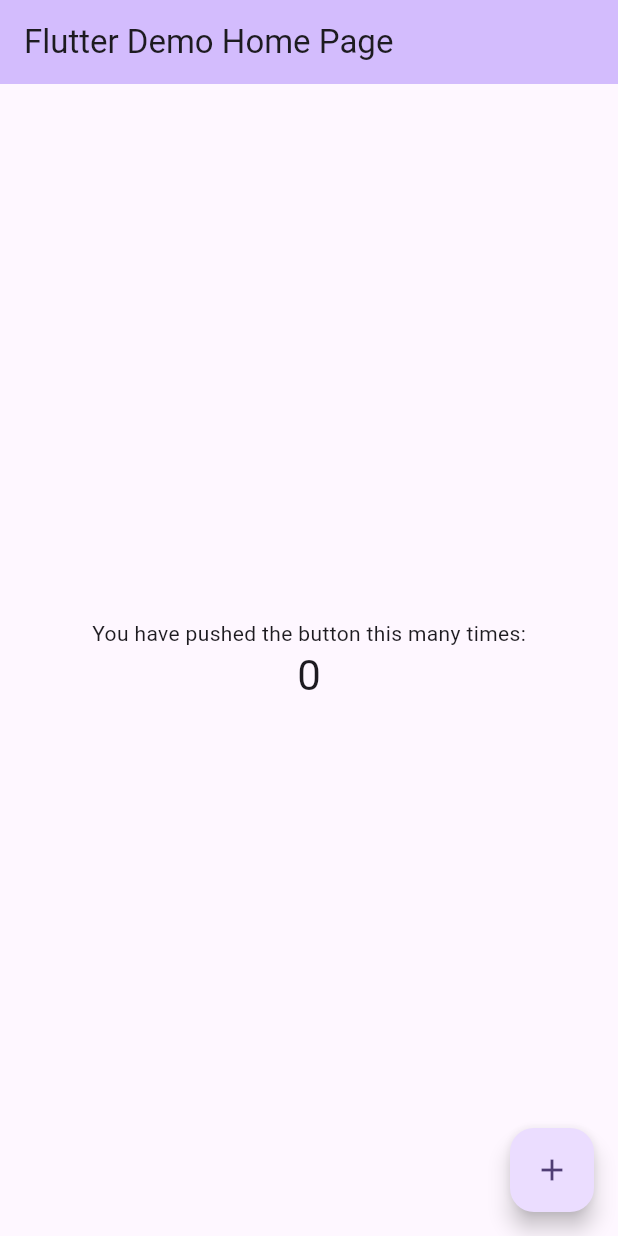
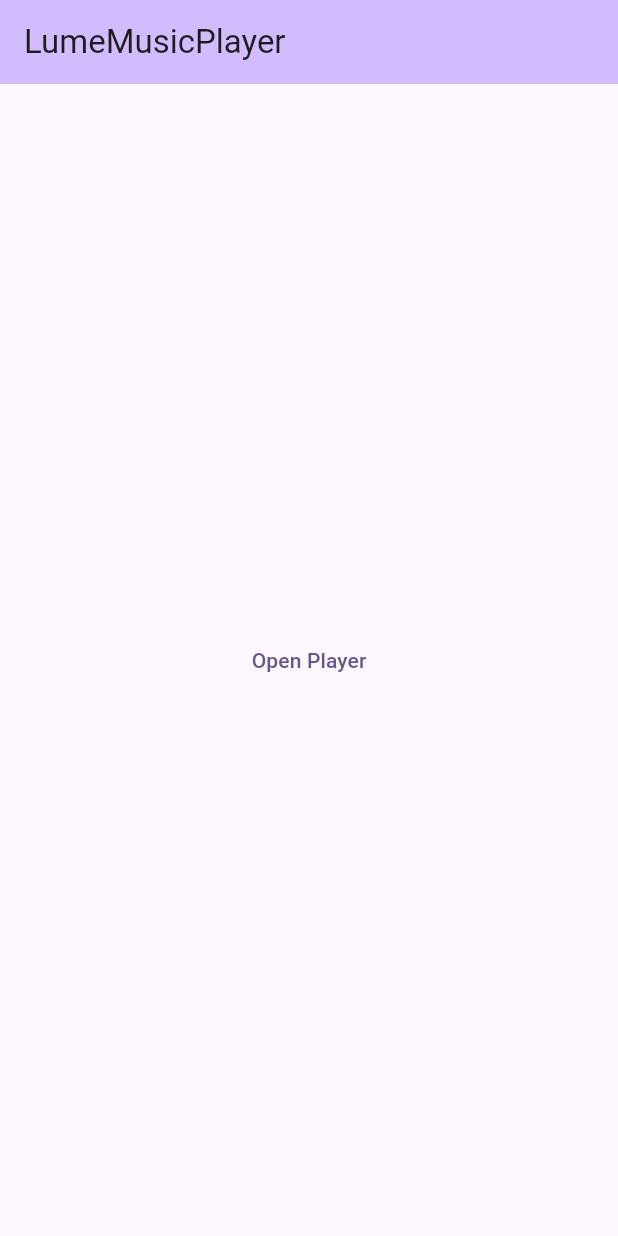
Before and after one commit to hasansujon786/lume-music-player, a Flutter app: the screen it shows after launch, on a phone screen of 412 x 824 dp. Run offline on Flutter 3.47's test engine with Material 3 defaults, Android fonts, the phone set to English and light mode, and no system bars; our stand-ins replace just_audio.

Commit message:
feat: add basic player

```diff
--- a/analysis_options.yaml
+++ b/analysis_options.yaml
@@ -22,7 +22,10 @@ linter:
   # producing the lint.
   rules:
     # avoid_print: false  # Uncomment to disable the `avoid_print` rule
-    # prefer_single_quotes: true  # Uncomment to enable the `prefer_single_quotes` rule
+    prefer_single_quotes: true  # Uncomment to enable the `prefer_single_quotes` rule
 
 # Additional information about this file can be found at
 # https://dart.dev/guides/language/analysis-options
+
+formatter:
+  page_width: 120
--- /dev/null
+++ b/lib/features/home/screens/home_screen.dart
@@ -0,0 +1,35 @@
+import 'package:flutter/material.dart';
+
+class HomeScreen extends StatefulWidget {
+  const HomeScreen({super.key, required this.title});
+  final String title;
+
+  @override
+  State<HomeScreen> createState() => _HomeScreenState();
+}
+
+class _HomeScreenState extends State<HomeScreen> {
+
+  @override
+  Widget build(BuildContext context) {
+    return Scaffold(
+      appBar: AppBar(
+        backgroundColor: Theme.of(context).colorScheme.inversePrimary,
+        title: Text(widget.title),
+      ),
+      body: Center(
+        child: Column(
+          mainAxisAlignment: MainAxisAlignment.center,
+          children: <Widget>[
+            TextButton(
+              onPressed: () {
+                Navigator.pushNamed(context, 'player');
+              },
+              child: Text('Open Player'),
+            ),
+          ],
+        ),
+      ),
+    );
+  }
+}
--- a/lib/main.dart
+++ b/lib/main.dart
@@ -1,4 +1,7 @@
 import 'package:flutter/material.dart';
+
+import 'features/player/screens/player_screen.dart';
+import 'features/home/screens/home_screen.dart';
 
 void main() {
   runApp(const MyApp());
@@ -7,116 +10,20 @@ void main() {
 class MyApp extends StatelessWidget {
   const MyApp({super.key});
 
-  // This widget is the root of your application.
   @override
   Widget build(BuildContext context) {
     return MaterialApp(
       title: 'Flutter Demo',
-      theme: ThemeData(
-        // This is the theme of your application.
-        //
-        // TRY THIS: Try running your application with "flutter run". You'll see
-        // the application has a purple toolbar. Then, without quitting the app,
-        // try changing the seedColor in the colorScheme below to Colors.green
-        // and then invoke "hot reload" (save your changes or press the "hot
-        // reload" button in a Flutter-supported IDE, or press "r" if you used
-        // the command line to start the app).
-        //
-        // Notice that the counter didn't reset back to zero; the application
-        // state is not lost during the reload. To reset the state, use hot
-        // restart instead.
-        //
-        // This works for code too, not just values: Most code changes can be
-        // tested with just a hot reload.
-        colorScheme: ColorScheme.fromSeed(seedColor: Colors.deepPurple),
-      ),
-      home: const MyHomePage(title: 'Flutter Demo Home Page'),
+      theme: ThemeData(colorScheme: ColorScheme.fromSeed(seedColor: Colors.deepPurple)),
+      home: const HomeScreen(title: 'LumeMusicPlayer'),
+      onGenerateRoute: (settings) {
+        switch (settings.name) {
+          case 'player':
+            return MaterialPageRoute(builder: (context) => PlayerScreen(title: 'LumeMusicPlayer'));
+          default:
+            return MaterialPageRoute(builder: (context) => HomeScreen(title: 'LumeMusicPlayer'));
+        }
+      },
     );
   }
 }
-
-class MyHomePage extends StatefulWidget {
-  const MyHomePage({super.key, required this.title});
-
-  // This widget is the home page of your application. It is stateful, meaning
-  // that it has a State object (defined below) that contains fields that affect
-  // how it looks.
-
-  // This class is the configuration for the state. It holds the values (in this
-  // case the title) provided by the parent (in this case the App widget) and
-  // used by the build method of the State. Fields in a Widget subclass are
-  // always marked "final".
-
-  final String title;
-
-  @override
-  State<MyHomePage> createState() => _MyHomePageState();
-}
-
-class _MyHomePageState extends State<MyHomePage> {
-  int _counter = 0;
-
-  void _incrementCounter() {
-    setState(() {
-      // This call to setState tells the Flutter framework that something has
-      // changed in this State, which causes it to rerun the build method below
-      // so that the display can reflect the updated values. If we changed
-      // _counter without calling setState(), then the build method would not be
-      // called again, and so nothing would appear to happen.
-      _counter++;
-    });
-  }
-
-  @override
-  Widget build(BuildContext context) {
-    // This method is rerun every time setState is called, for instance as done
-    // by the _incrementCounter method above.
-    //
-    // The Flutter framework has been optimized to make rerunning build methods
-    // fast, so that you can just rebuild anything that needs updating rather
-    // than having to individually change instances of widgets.
-    return Scaffold(
-      appBar: AppBar(
-        // TRY THIS: Try changing the color here to a specific color (to
-        // Colors.amber, perhaps?) and trigger a hot reload to see the AppBar
-        // change color while the other colors stay the same.
-        backgroundColor: Theme.of(context).colorScheme.inversePrimary,
-        // Here we take the value from the MyHomePage object that was created by
-        // the App.build method, and use it to set our appbar title.
-        title: Text(widget.title),
-      ),
-      body: Center(
-        // Center is a layout widget. It takes a single child and positions it
-        // in the middle of the parent.
-        child: Column(
-          // Column is also a layout widget. It takes a list of children and
-          // arranges them vertically. By default, it sizes itself to fit its
-          // children horizontally, and tries to be as tall as its parent.
-          //
-          // Column has various properties to control how it sizes itself and
-          // how it positions its children. Here we use mainAxisAlignment to
-          // center the children vertically; the main axis here is the vertical
-          // axis because Columns are vertical (the cross axis would be
-          // horizontal).
-          //
-          // TRY THIS: Invoke "debug painting" (choose the "Toggle Debug Paint"
-          // action in the IDE, or press "p" in the console), to see the
-          // wireframe for each widget.
-          mainAxisAlignment: MainAxisAlignment.center,
-          children: <Widget>[
-            const Text('You have pushed the button this many times:'),
-            Text(
-              '$_counter',
-              style: Theme.of(context).textTheme.headlineMedium,
-            ),
-          ],
-        ),
-      ),
-      floatingActionButton: FloatingActionButton(
-        onPressed: _incrementCounter,
-        tooltip: 'Increment',
-        child: const Icon(Icons.add),
-      ), // This trailing comma makes auto-formatting nicer for build methods.
-    );
-  }
-}
--- a/pubspec.yaml
+++ b/pubspec.yaml
@@ -34,6 +34,7 @@ dependencies:
   # The following adds the Cupertino Icons font to your application.
   # Use with the CupertinoIcons class for iOS style icons.
   cupertino_icons: ^1.0.8
+  just_audio: ^0.10.3
 
 dev_dependencies:
   flutter_test:
```
Also changed, not shown: lib/features/player/screens/player_screen.dart (added, +120 -0 lines), pubspec.lock, 2 other files.
